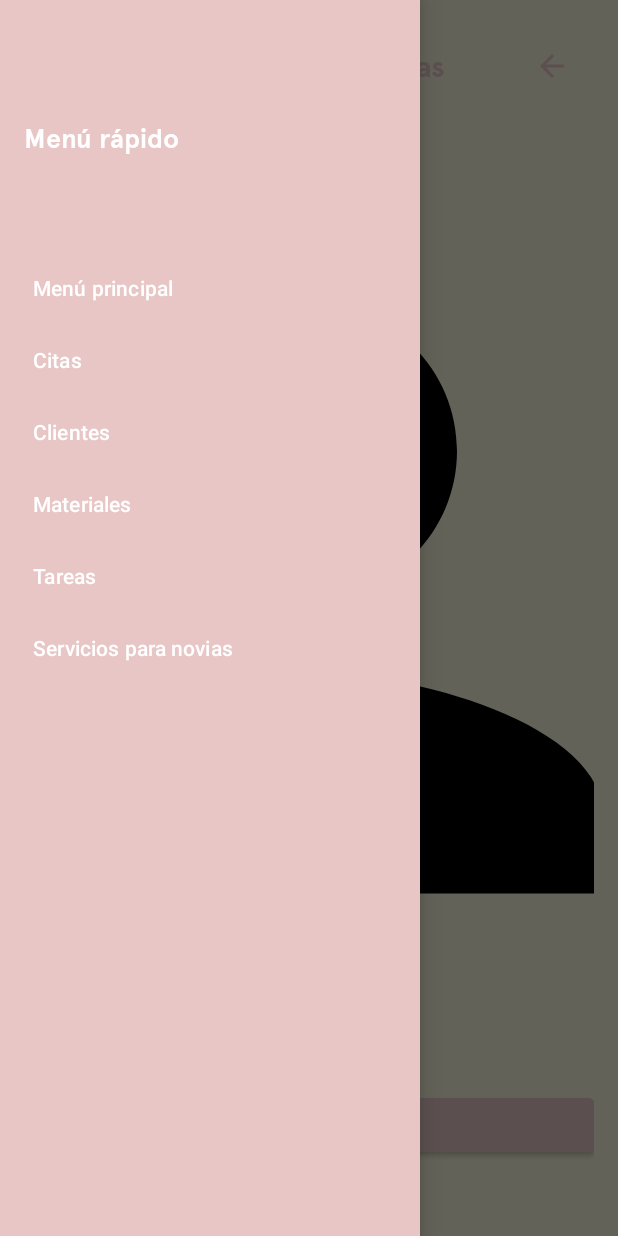
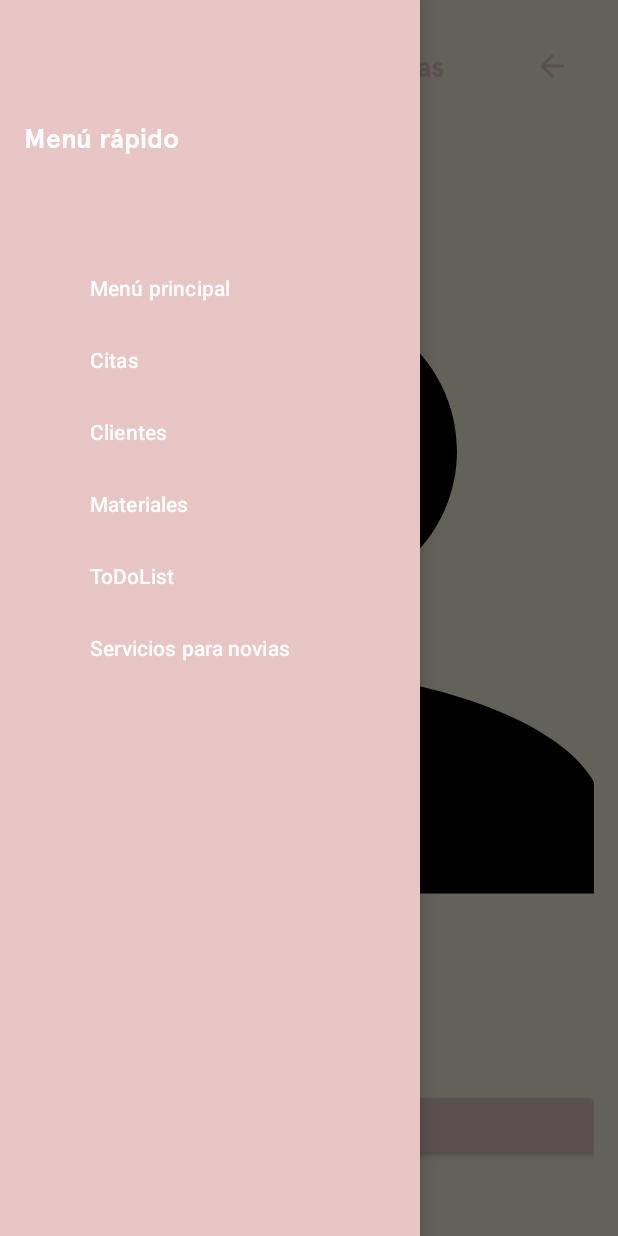
Before and after one commit to FerApaSal/app_tfg, an Android app: the SeccionNoviasActivity screen opened directly, with no data from a screen before it, with the side drawer open, on a phone screen of 412 x 824 dp. Run offline under Robolectric (Android 15) with nearby library versions, the light colour scheme and no system bars; pictures from the network do not load.

Commit message:
Cambios menores realizados: - Arreglo de logica en citas manuales. - Estandarizado y arreglo en el comportamiento del menú lateral.
PENDIENTES:
Revisar comentarios en TODAS las clases.
Volver a revisar todo antes de hacer la APK.

```diff
--- a/app/src/main/java/com/example/tfg_app_makeup/adapter/CitaAdapter.kt
+++ b/app/src/main/java/com/example/tfg_app_makeup/adapter/CitaAdapter.kt
@@ -45,7 +45,7 @@ class CitaAdapter(
         holder.tvEstado.text = cita.estado.uppercase()
 
         // Cambia el color del estado si es necesario
-        // Ejemplo: si el estado es "pendiente", podrías usar un color específico
+        // Ejemplo: si el estado es "pendiente", podrá usar un color específico
 
         when (cita.estado.lowercase()) {
             "pendiente" -> holder.tvEstado.setTextColor(holder.itemView.context.getColor(R.color.colorPendiente))
@@ -55,5 +55,7 @@ class CitaAdapter(
         }
     }
 
+
+
     override fun getItemCount(): Int = citas.size
 }
--- a/app/src/main/java/com/example/tfg_app_makeup/view/admin/SeccionNoviasActivity.kt
+++ b/app/src/main/java/com/example/tfg_app_makeup/view/admin/SeccionNoviasActivity.kt
@@ -3,7 +3,6 @@ package com.example.tfg_app_makeup.view.admin
 import android.app.Activity
 import android.content.Intent
 import android.os.Bundle
-import android.util.Log
 import android.widget.*
 import com.bumptech.glide.Glide
 import com.example.tfg_app_makeup.R
@@ -24,27 +23,32 @@ class SeccionNoviasActivity : BaseDrawerActivity() {
 
     override fun onCreate(savedInstanceState: Bundle?) {
         super.onCreate(savedInstanceState)
-        setContentView(R.layout.activity_base_drawer)
+        setContentView(R.layout.activity_seccion_novias)
 
-        val contenido = layoutInflater.inflate(R.layout.activity_seccion_novias, findViewById(R.id.contenidoPrincipal))
-
-        btnSubirImagen = contenido.findViewById(R.id.btnSubirImagenNovias)
-        btnVolver = contenido.findViewById(R.id.btnVolverNovias)
-        ivImagen = contenido.findViewById(R.id.ivImagenNovias)
+        inicializarComponentes()
+        configurarListeners()
+        configurarMenuHamburguesa()
 
         NoviasHelper.cargarImagenInformativa(this, ivImagen)
+    }
 
+    private fun inicializarComponentes() {
+        btnSubirImagen = findViewById(R.id.btnSubirImagenNovias)
+        btnVolver = findViewById(R.id.btnVolverNovias)
+        ivImagen = findViewById(R.id.ivImagenNovias)
+    }
+
+    private fun configurarListeners() {
         btnSubirImagen.setOnClickListener {
-            val intent = Intent(Intent.ACTION_PICK)
-            intent.type = "image/*"
+            val intent = Intent(Intent.ACTION_PICK).apply {
+                type = "image/*"
+            }
             startActivityForResult(intent, REQUEST_CODE_PICK_IMAGE)
         }
 
         btnVolver.setOnClickListener {
             finish()
         }
-
-        configurarMenuHamburguesa()
     }
 
     override fun onActivityResult(requestCode: Int, resultCode: Int, data: Intent?) {
--- a/app/src/main/java/com/example/tfg_app_makeup/view/admin/citas/FormularioCitaManualActivity.kt
+++ b/app/src/main/java/com/example/tfg_app_makeup/view/admin/citas/FormularioCitaManualActivity.kt
@@ -114,6 +114,7 @@ class FormularioCitaManualActivity : AppCompatActivity() {
                 return@setOnClickListener
             }
 
+            // ✅ Se incluyen campos manuales para nombre y teléfono del cliente externo
             val nuevaCita = Cita(
                 id = UUID.randomUUID().toString(),
                 tipoServicio = tipo,
@@ -121,7 +122,9 @@ class FormularioCitaManualActivity : AppCompatActivity() {
                 hora = hora,
                 direccion = direccion,
                 estado = "ACEPTADA",
-                idUsuario = idUsuario
+                idUsuario = idUsuario,
+                nombreClienteManual = nombre,
+                telefonoClienteManual = telefono
             )
 
             if (citaController.insertar(nuevaCita)) {
--- a/app/src/main/res/layout/item_material.xml
+++ b/app/src/main/res/layout/item_material.xml
@@ -35,7 +35,7 @@
             android:layout_height="wrap_content"
             android:layout_toEndOf="@id/ivImagenMaterial"
             android:text="Nombre del material"
-            android:textColor="@android:color/darker_gray"
+            android:textColor="@android:color/black"
             android:textSize="16sp"
             android:fontFamily="@font/apercu_bold" />
 
--- a/app/src/main/res/layout/item_tarea.xml
+++ b/app/src/main/res/layout/item_tarea.xml
@@ -22,7 +22,7 @@
             android:layout_width="wrap_content"
             android:layout_height="wrap_content"
             android:text="Título de tarea"
-            android:textColor="@android:color/darker_gray"
+            android:textColor="@android:color/black"
             android:textSize="16sp"
             android:fontFamily="@font/apercu_bold" />
 
--- a/app/src/main/res/menu/menu_drawer.xml
+++ b/app/src/main/res/menu/menu_drawer.xml
@@ -1,8 +1,33 @@
 <menu xmlns:android="http://schemas.android.com/apk/res/android">
-    <item android:id="@+id/nav_inicio" android:title="Menú principal"/>
-    <item android:id="@+id/nav_citas" android:title="Citas" />
-    <item android:id="@+id/nav_clientes" android:title="Clientes" />
-    <item android:id="@+id/nav_materiales" android:title="Materiales" />
-    <item android:id="@+id/nav_tareas" android:title="Tareas" />
-    <item android:id="@+id/nav_servicios_novia" android:title="Servicios para novias" />
+
+    <item
+        android:id="@+id/nav_inicio"
+        android:title="Menú principal"
+        android:icon="@android:color/transparent" />
+
+    <item
+        android:id="@+id/nav_citas"
+        android:title="Citas"
+        android:icon="@android:color/transparent" />
+
+    <item
+        android:id="@+id/nav_clientes"
+        android:title="Clientes"
+        android:icon="@android:color/transparent" />
+
+    <item
+        android:id="@+id/nav_materiales"
+        android:title="Materiales"
+        android:icon="@android:color/transparent" />
+
+    <item
+        android:id="@+id/nav_tareas"
+        android:title="ToDoList"
+        android:icon="@android:color/transparent" />
+
+    <item
+        android:id="@+id/nav_servicios_novia"
+        android:title="Servicios para novias"
+        android:icon="@android:color/transparent" />
+
 </menu>
```
Also changed, not shown: app/src/main/java/com/example/tfg_app_makeup/adapter/CitaAdminAdapter.kt (+25 -4 lines), app/src/main/java/com/example/tfg_app_makeup/view/admin/ListaClientesActivity.kt (+17 -9 lines), app/src/main/java/com/example/tfg_app_makeup/view/admin/MenuAdminActivity.kt (+10 -41 lines), app/src/main/java/com/example/tfg_app_makeup/view/admin/citas/CitasAdminActivity.kt (+2 -9 lines), app/src/main/java/com/example/tfg_app_makeup/view/admin/material/ListaMaterialesActivity.kt (+3 -12 lines), app/src/main/java/com/example/tfg_app_makeup/view/admin/toDoList/ListaTareasActivity.kt (+4 -6 lines), app/src/main/java/com/example/tfg_app_makeup/view/common/BaseDrawerActivity.kt (+6 -6 lines).
